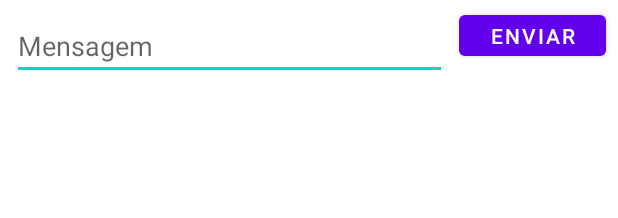
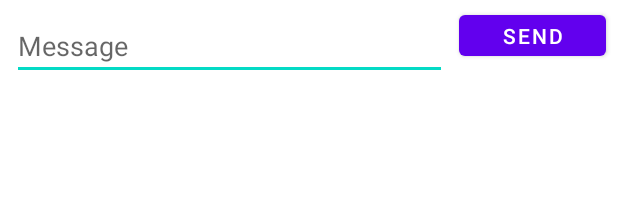
Before and after one commit to LeonardoCMarques/TesteMensagem, an Android app: the layout activity_main.xml on its own in the app's theme, with its tools: preview values and no code run, on a phone screen of 412 x 824 dp. Shown: the top 218 px of the screen. Run offline under Robolectric (Android 15) with nearby library versions, the phone set to English and light mode, and no system bars.

Commit message:
Internacionalização da aplicação

```diff
--- a/app/src/main/res/values/strings.xml
+++ b/app/src/main/res/values/strings.xml
@@ -1,6 +1,6 @@
 <resources>
-    <string name="app_name">Mensagem</string>
-    <string name="mensagem">Mensagem</string>
-    <string name="enviar">Enviar</string>
-    <string name="mensagem_recebida">Mensagem recebida</string>
+    <string name="app_name">Message</string>
+    <string name="mensagem">Message</string>
+    <string name="enviar">Send</string>
+    <string name="mensagem_recebida">Message received</string>
 </resources>
```
Also changed, not shown: 1 other file.
